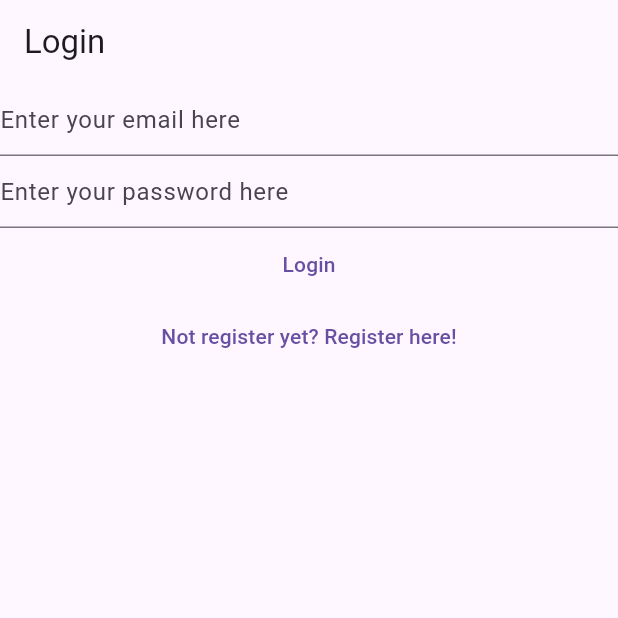
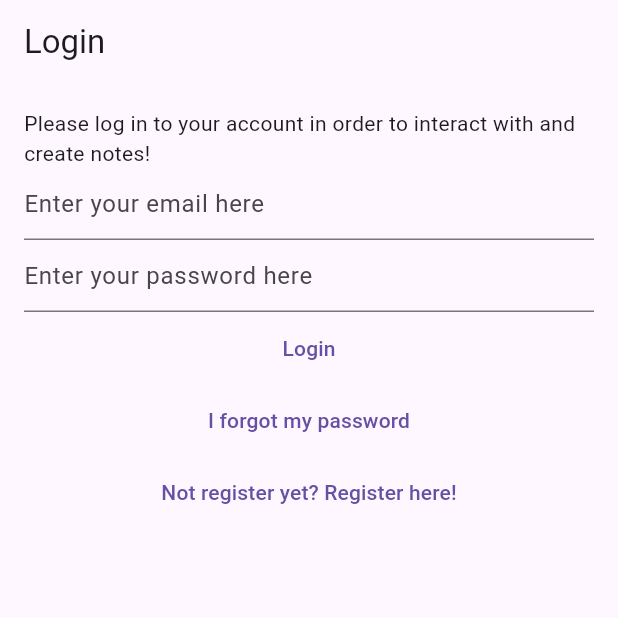
Before and after one commit to toluene5019/wisenote, a Flutter app: the screen it shows after launch, on a phone screen of 412 x 824 dp, the top half of it. Run offline on Flutter 3.47's test engine with Material 3 defaults, Android fonts, the phone set to English and light mode, and no system bars; our stand-ins replace bloc, cloud_firestore, equatable, firebase_auth, firebase_core, flutter_bloc and 1 more; accounts and stored records are empty.

Commit message:
forgot password, other small fix (27)

```diff
--- a/lib/main.dart
+++ b/lib/main.dart
@@ -6,6 +6,7 @@
 import 'package:wisenote/services/auth/bloc/auth_event.dart';
 import 'package:wisenote/services/auth/bloc/auth_state.dart';
 import 'package:wisenote/services/auth/firebase_auth_provider.dart';
+import 'package:wisenote/views/forgot_password_view.dart';
 import 'package:wisenote/views/login_view.dart';
 import 'package:wisenote/views/notes/create_update_note_view.dart';
 import 'package:wisenote/views/notes/notes_view.dart';
@@ -53,6 +54,8 @@
           return const VerifyEmailView();
         } else if (state is AuthStateLoggedOut) {
           return const LoginView();
+        } else if (state is AuthStateForgotPassword) {
+          return const ForgotPasswordView();
         } else if (state is AuthStateRegistering) {
           return const RegisterView();
         } else {
--- a/lib/services/auth/auth_provider.dart
+++ b/lib/services/auth/auth_provider.dart
@@ -13,4 +13,5 @@
   });
   Future<void> logOut();
   Future<void> sendEmailVerification();
+  Future<void> sendPasswordReset({required String toEmail});
 }
--- a/lib/services/auth/auth_service.dart
+++ b/lib/services/auth/auth_service.dart
@@ -39,4 +39,8 @@
 
   @override
   Future<void> initialize() => provider.initialize();
+
+  @override
+  Future<void> sendPasswordReset({required String toEmail}) =>
+      provider.sendPasswordReset(toEmail: toEmail);
 }
--- a/lib/services/auth/bloc/auth_event.dart
+++ b/lib/services/auth/bloc/auth_event.dart
@@ -29,6 +29,11 @@
   const AuthEventShouldRegister();
 }
 
+class AuthEventForgotPassword extends AuthEvent {
+  final String? email;
+  const AuthEventForgotPassword({this.email});
+}
+
 class AuthEventLogOut extends AuthEvent {
   const AuthEventLogOut();
 }
--- a/lib/services/auth/bloc/auth_state.dart
+++ b/lib/services/auth/bloc/auth_state.dart
@@ -22,6 +22,17 @@
   const AuthStateRegistering({
     required this.exception,
     required isLoading,
+  }) : super(isLoading: isLoading);
+}
+
+class AuthStateForgotPassword extends AuthState {
+  final Exception? exception;
+  final bool hasSentEmail;
+
+  const AuthStateForgotPassword({
+    required this.exception,
+    required this.hasSentEmail,
+    required bool isLoading,
   }) : super(isLoading: isLoading);
 }
 
--- /dev/null
+++ b/lib/utilities/dialogs/password_reset_email_sent_dialog.dart
@@ -0,0 +1,14 @@
+import 'package:flutter/material.dart';
+import 'package:wisenote/utilities/dialogs/generic_dialog.dart';
+
+Future<void> showPasswordResetSentDialog(BuildContext context) {
+  return showGenericDialog(
+    context: context,
+    title: 'Password reset',
+    content:
+        'We have now sent you a password reset link. Please check youe email for more information',
+    optionsBuilder: () => {
+      'OK': null,
+    },
+  );
+}
--- a/lib/views/login_view.dart
+++ b/lib/views/login_view.dart
@@ -39,7 +39,8 @@
       listener: (context, state) async {
         if (state is AuthStateLoggedOut) {
           if (state.exception is UserNotFoundAuthException) {
-            await showErrorDialog(context, 'User not found');
+            await showErrorDialog(
+                context, 'Cannot find a user with entered credentials!');
           } else if (state.exception is WrongPasswordAuthException) {
             await showErrorDialog(context, 'Wrong credentials');
           } else if (state.exception is GenericAuthException) {
@@ -51,8 +52,13 @@
         appBar: AppBar(
           title: const Text('Login'),
         ),
-        body: Column(
+        body: Padding(
+          padding: const EdgeInsets.all(16.0),
+          child: Column(
             children: [
+              const Text(
+                'Please log in to your account in order to interact with and create notes!',
+              ),
               TextField(
                 controller: _email,
                 enableSuggestions: false,
@@ -87,6 +93,14 @@
               TextButton(
                 onPressed: () {
                   context.read<AuthBloc>().add(
+                        const AuthEventForgotPassword(),
+                      );
+                },
+                child: const Text('I forgot my password'),
+              ),
+              TextButton(
+                onPressed: () {
+                  context.read<AuthBloc>().add(
                         const AuthEventShouldRegister(),
                       );
                 },
@@ -95,6 +109,7 @@
             ],
           ),
         ),
+      ),
     );
   }
 }
```
Also changed, not shown: lib/services/auth/bloc/auth_bloc.dart (+44 -0 lines), lib/services/auth/firebase_auth_provider.dart (+18 -0 lines), lib/views/forgot_password_view.dart (added, +88 -0 lines), lib/views/register_view.dart (+16 -2 lines), 1 other file. Lines whose indentation alone changed are shown as unchanged.
